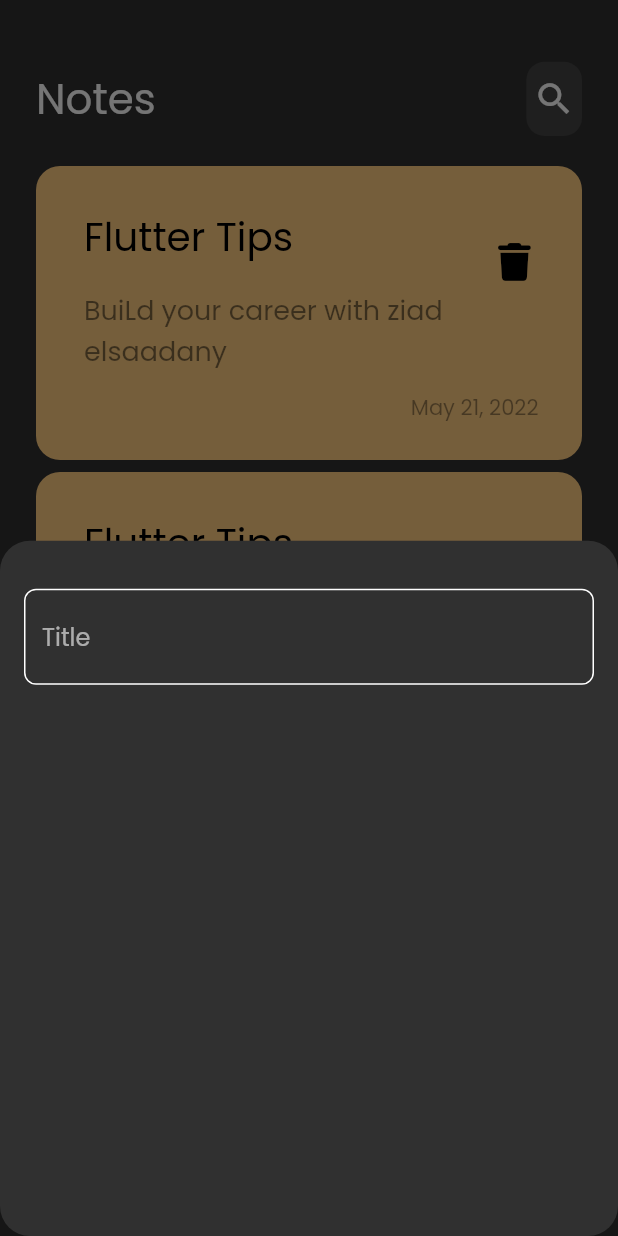
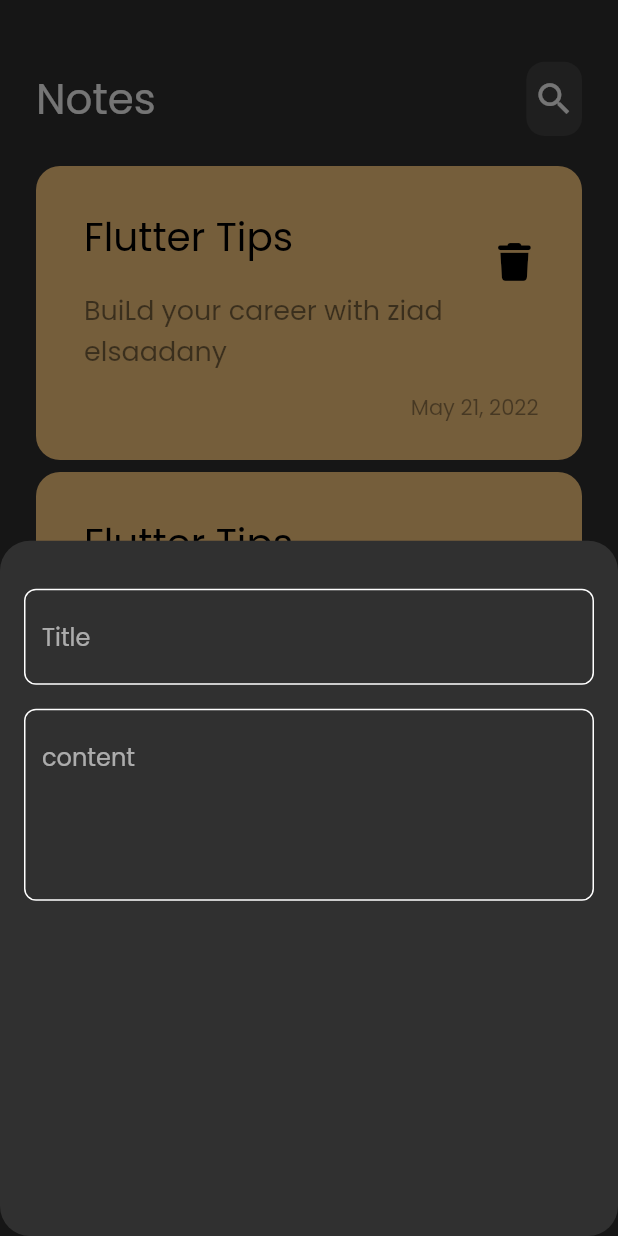
Before and after one commit to ZiadElsaadany/notes_app, a Flutter app: the screen it shows after launch, after a tap on the "add" icon, on a phone screen of 412 x 824 dp. Run offline on Flutter 3.47's test engine with Material 2 defaults, Android fonts, the phone set to English and light mode, and no system bars; our stand-ins replace font_awesome_flutter.

Commit message:
add content field on bottom sheet

```diff
--- a/lib/view/widgets/add_note_bottom_sheet.dart
+++ b/lib/view/widgets/add_note_bottom_sheet.dart
@@ -9,11 +9,16 @@ class CustomBottomSheetWidget extends StatelessWidget {
     return Padding(
       padding: const EdgeInsets.symmetric(horizontal: 16.0),
       child: Column(
-        children: [
+        children: const [
           SizedBox(
             height: 32,
           ),
-CustomTextField(),
+CustomTextField(hintText: 'Title' ),
+SizedBox(
+  height: 16,
+),
+CustomTextField(hintText: 'content',maxLines: 4, ),
+
         ],
       ),
     );
--- a/lib/view/widgets/custom_text_field.dart
+++ b/lib/view/widgets/custom_text_field.dart
@@ -2,14 +2,17 @@
 import 'package:flutter/material.dart';
 
 class CustomTextField extends StatelessWidget {
-  const CustomTextField({Key? key}) : super(key: key);
+  const CustomTextField({Key? key, required this.hintText,  this.maxLines= 1 }) : super(key: key);
 
+  final String hintText ;
+  final int maxLines;
   @override
   Widget build(BuildContext context) {
     return  TextField(
+      maxLines: maxLines,
       cursorColor: const Color(0xff62FCD7),
       decoration: InputDecoration(
-        hintText: 'Title',
+        hintText: hintText,
         border:  OutlineInputBorder(
           borderRadius: BorderRadius.circular(8)
         ) ,
```
